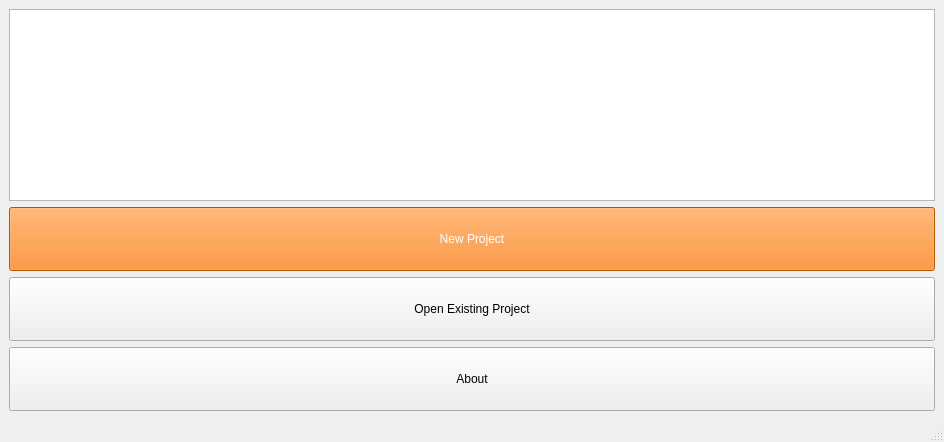
First picture: the form in mainwindow.ui, repository Rohith-04/BitFlip, before the edit.
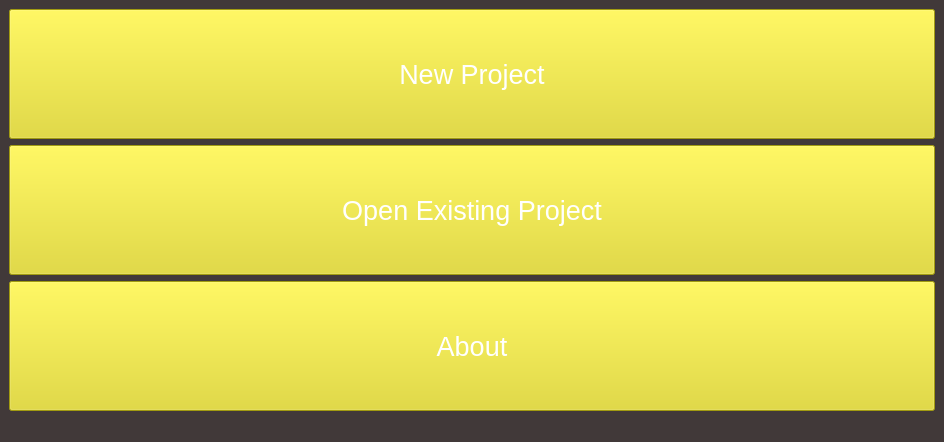
Second picture: the form after the edit. Icons and pictures are not drawn.

Patch:
```diff
--- a/mainwindow.ui
+++ b/mainwindow.ui
@@ -42,13 +42,17 @@
     <normaloff>:/images/assets/mini-logo.svg</normaloff>:/images/assets/mini-logo.svg</iconset>
   </property>
   <property name="styleSheet">
-   <string notr="true"/>
+   <string notr="true">background-color : rgb(65, 57, 57)
+</string>
   </property>
   <widget class="QWidget" name="centralwidget">
+   <property name="sizePolicy">
+    <sizepolicy hsizetype="Preferred" vsizetype="Fixed">
+     <horstretch>0</horstretch>
+     <verstretch>0</verstretch>
+    </sizepolicy>
+   </property>
    <layout class="QVBoxLayout" name="verticalLayout">
-    <item>
-     <widget class="QGraphicsView" name="graphicsView"/>
-    </item>
     <item>
      <widget class="QPushButton" name="btn_newProject">
       <property name="sizePolicy">
@@ -57,10 +61,16 @@
         <verstretch>0</verstretch>
        </sizepolicy>
       </property>
+      <property name="font">
+       <font>
+        <pointsize>20</pointsize>
+       </font>
+      </property>
       <property name="styleSheet">
        <string notr="true">QPushButton{
-	background-color : rgb(255, 120, 0);
+	background-color : rgb(226, 217, 24);
 	color : rgb(255, 255, 255);
+	font-size : 24;
 	padding : 5px;
 }
 	</string>
@@ -78,6 +88,20 @@
         <verstretch>0</verstretch>
        </sizepolicy>
       </property>
+      <property name="font">
+       <font>
+        <pointsize>20</pointsize>
+       </font>
+      </property>
+      <property name="styleSheet">
+       <string notr="true">QPushButton{
+	background-color : rgb(226, 217, 24);
+	color : rgb(255, 255, 255);
+	font-size : 24;
+	padding : 5px;
+}
+	</string>
+      </property>
       <property name="text">
        <string>Open Existing Project</string>
       </property>
@@ -91,6 +115,20 @@
         <verstretch>0</verstretch>
        </sizepolicy>
       </property>
+      <property name="font">
+       <font>
+        <pointsize>20</pointsize>
+       </font>
+      </property>
+      <property name="styleSheet">
+       <string notr="true">QPushButton{
+	background-color : rgb(226, 217, 24);
+	color : rgb(255, 255, 255);
+	font-size : 24;
+	padding : 5px;
+}
+	</string>
+      </property>
       <property name="text">
        <string>About</string>
       </property>
```
